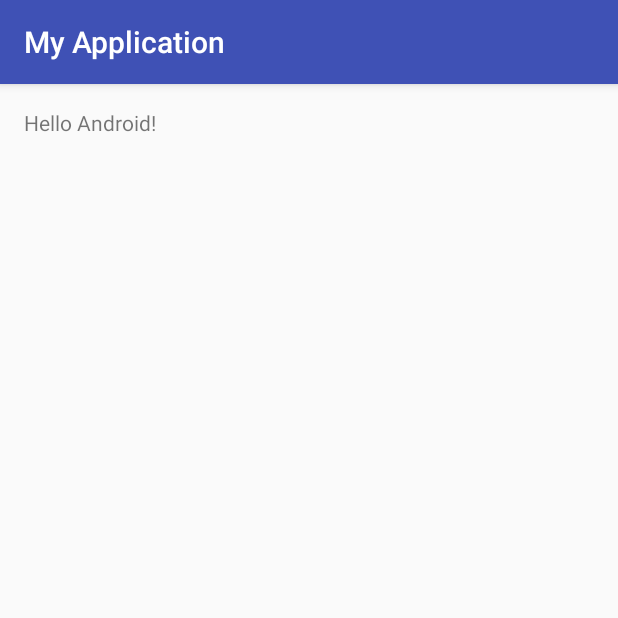
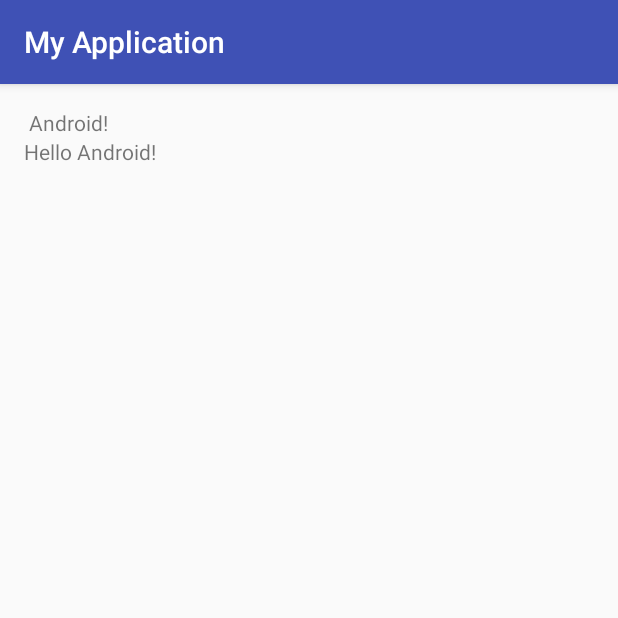
Before and after one commit to keitaishizawa/HelloAndroidApp, an Android app: the screen it shows after launch (MainActivity), on a phone screen of 412 x 824 dp, the top half of it. Run offline under Robolectric (Android 15) with nearby library versions, the phone set to English and light mode, and no system bars.

```diff
--- a/app/src/main/res/layout/activity_main.xml
+++ b/app/src/main/res/layout/activity_main.xml
@@ -15,5 +15,11 @@
     <TextView
         android:layout_width="wrap_content"
         android:layout_height="wrap_content"
+        android:text=" Android!"/>
+
+
+    <TextView
+        android:layout_width="wrap_content"
+        android:layout_height="wrap_content"
         android:text="Hello Android!"/>
 </LinearLayout>
```
